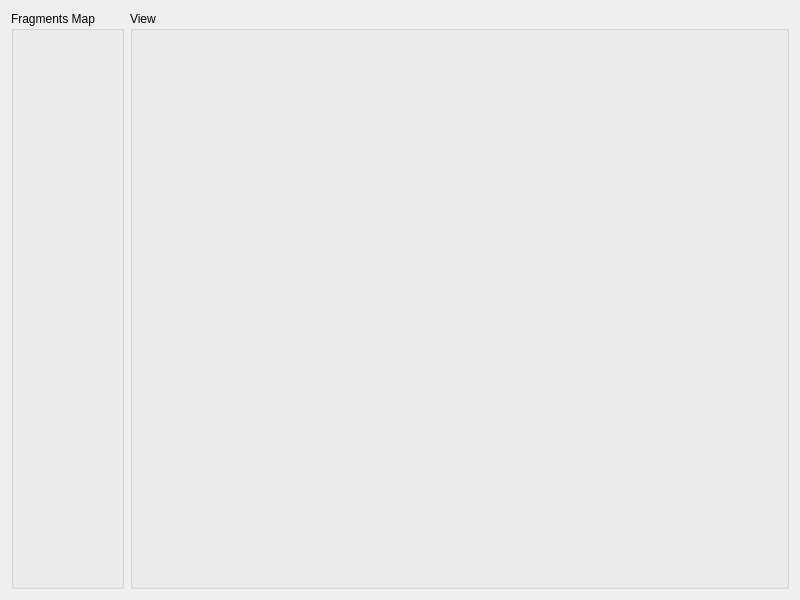
First picture: the form in src/QtGLDemo/DemoWindow.ui, repository Kouek/NeuroAnnoVR, before the edit.
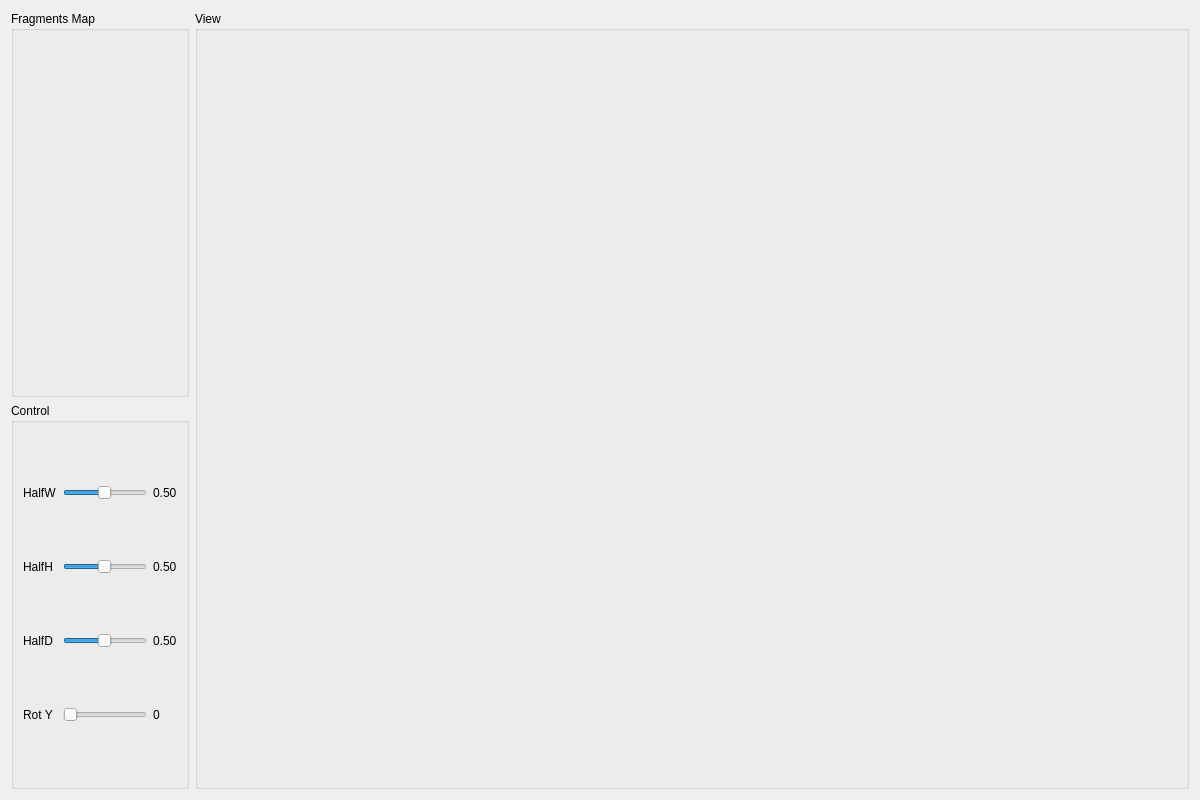
Second picture: the form after the edit.

What changed in the file:
```diff
--- a/src/QtGLDemo/DemoWindow.ui
+++ b/src/QtGLDemo/DemoWindow.ui
@@ -6,8 +6,8 @@
    <rect>
     <x>0</x>
     <y>0</y>
-    <width>800</width>
-    <height>600</height>
+    <width>1200</width>
+    <height>800</height>
    </rect>
   </property>
   <property name="windowTitle">
@@ -15,17 +15,210 @@
   </property>
   <layout class="QHBoxLayout" name="horizontalLayout">
    <item>
-    <widget class="QGroupBox" name="groupBoxFragmentsMap">
-     <property name="sizePolicy">
-      <sizepolicy hsizetype="Preferred" vsizetype="Preferred">
-       <horstretch>0</horstretch>
-       <verstretch>0</verstretch>
-      </sizepolicy>
-     </property>
-     <property name="title">
-      <string>Fragments Map</string>
-     </property>
-    </widget>
+    <layout class="QVBoxLayout" name="verticalLayout">
+     <item>
+      <widget class="QGroupBox" name="groupBoxFragmentsMap">
+       <property name="sizePolicy">
+        <sizepolicy hsizetype="Preferred" vsizetype="Preferred">
+         <horstretch>0</horstretch>
+         <verstretch>0</verstretch>
+        </sizepolicy>
+       </property>
+       <property name="title">
+        <string>Fragments Map</string>
+       </property>
+      </widget>
+     </item>
+     <item>
+      <widget class="QGroupBox" name="groupBoxControl">
+       <property name="title">
+        <string>Control</string>
+       </property>
+       <layout class="QGridLayout" name="gridLayout">
+        <item row="2" column="0">
+         <widget class="QLabel" name="labelHalfD">
+          <property name="text">
+           <string>HalfD</string>
+          </property>
+         </widget>
+        </item>
+        <item row="1" column="0">
+         <widget class="QLabel" name="labelHalfH">
+          <property name="text">
+           <string>HalfH</string>
+          </property>
+         </widget>
+        </item>
+        <item row="0" column="1">
+         <widget class="QSlider" name="horizontalSliderHalfW">
+          <property name="sizePolicy">
+           <sizepolicy hsizetype="Preferred" vsizetype="Fixed">
+            <horstretch>0</horstretch>
+            <verstretch>0</verstretch>
+           </sizepolicy>
+          </property>
+          <property name="minimum">
+           <number>1</number>
+          </property>
+          <property name="maximum">
+           <number>100</number>
+          </property>
+          <property name="singleStep">
+           <number>1</number>
+          </property>
+          <property name="value">
+           <number>50</number>
+          </property>
+          <property name="orientation">
+           <enum>Qt::Horizontal</enum>
+          </property>
+         </widget>
+        </item>
+        <item row="2" column="2">
+         <widget class="QLabel" name="labelHalfDNum">
+          <property name="sizePolicy">
+           <sizepolicy hsizetype="Preferred" vsizetype="Preferred">
+            <horstretch>0</horstretch>
+            <verstretch>0</verstretch>
+           </sizepolicy>
+          </property>
+          <property name="text">
+           <string>0.50</string>
+          </property>
+         </widget>
+        </item>
+        <item row="0" column="2">
+         <widget class="QLabel" name="labelHalfWNum">
+          <property name="sizePolicy">
+           <sizepolicy hsizetype="Preferred" vsizetype="Preferred">
+            <horstretch>0</horstretch>
+            <verstretch>0</verstretch>
+           </sizepolicy>
+          </property>
+          <property name="text">
+           <string>0.50</string>
+          </property>
+         </widget>
+        </item>
+        <item row="1" column="1">
+         <widget class="QSlider" name="horizontalSliderHalfH">
+          <property name="sizePolicy">
+           <sizepolicy hsizetype="Preferred" vsizetype="Fixed">
+            <horstretch>0</horstretch>
+            <verstretch>0</verstretch>
+           </sizepolicy>
+          </property>
+          <property name="minimum">
+           <number>1</number>
+          </property>
+          <property name="maximum">
+           <number>100</number>
+          </property>
+          <property name="singleStep">
+           <number>1</number>
+          </property>
+          <property name="value">
+           <number>50</number>
+          </property>
+          <property name="orientation">
+           <enum>Qt::Horizontal</enum>
+          </property>
+         </widget>
+        </item>
+        <item row="2" column="1">
+         <widget class="QSlider" name="horizontalSliderHalfD">
+          <property name="sizePolicy">
+           <sizepolicy hsizetype="Preferred" vsizetype="Fixed">
+            <horstretch>0</horstretch>
+            <verstretch>0</verstretch>
+           </sizepolicy>
+          </property>
+          <property name="minimum">
+           <number>1</number>
+          </property>
+          <property name="maximum">
+           <number>100</number>
+          </property>
+          <property name="singleStep">
+           <number>1</number>
+          </property>
+          <property name="value">
+           <number>50</number>
+          </property>
+          <property name="orientation">
+           <enum>Qt::Horizontal</enum>
+          </property>
+         </widget>
+        </item>
+        <item row="1" column="2">
+         <widget class="QLabel" name="labelHalfHNum">
+          <property name="sizePolicy">
+           <sizepolicy hsizetype="Preferred" vsizetype="Preferred">
+            <horstretch>0</horstretch>
+            <verstretch>0</verstretch>
+           </sizepolicy>
+          </property>
+          <property name="text">
+           <string>0.50</string>
+          </property>
+         </widget>
+        </item>
+        <item row="0" column="0">
+         <widget class="QLabel" name="labelHalfW">
+          <property name="text">
+           <string>HalfW</string>
+          </property>
+         </widget>
+        </item>
+        <item row="3" column="0">
+         <widget class="QLabel" name="labelRotateY">
+          <property name="text">
+           <string>Rot Y</string>
+          </property>
+         </widget>
+        </item>
+        <item row="3" column="1">
+         <widget class="QSlider" name="horizontalSliderRotateY">
+          <property name="sizePolicy">
+           <sizepolicy hsizetype="Preferred" vsizetype="Fixed">
+            <horstretch>0</horstretch>
+            <verstretch>0</verstretch>
+           </sizepolicy>
+          </property>
+          <property name="minimum">
+           <number>0</number>
+          </property>
+          <property name="maximum">
+           <number>359</number>
+          </property>
+          <property name="singleStep">
+           <number>1</number>
+          </property>
+          <property name="value">
+           <number>0</number>
+          </property>
+          <property name="orientation">
+           <enum>Qt::Horizontal</enum>
+          </property>
+         </widget>
+        </item>
+        <item row="3" column="2">
+         <widget class="QLabel" name="labelRotateYNum">
+          <property name="sizePolicy">
+           <sizepolicy hsizetype="Preferred" vsizetype="Preferred">
+            <horstretch>0</horstretch>
+            <verstretch>0</verstretch>
+           </sizepolicy>
+          </property>
+          <property name="text">
+           <string>0</string>
+          </property>
+         </widget>
+        </item>
+       </layout>
+      </widget>
+     </item>
+    </layout>
    </item>
    <item>
     <widget class="QGroupBox" name="groupBoxView">
```
Left out of the diff: 3 changed lines with no effect on the pictures.
